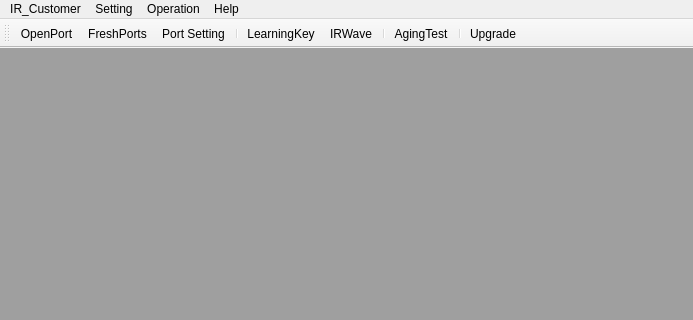
Old version of the form mainwindow.ui in the repository barrycool/IRC_tool; both pictures show x 0 to 693 and y 0 to 320 of the 693 by 535 pixel window.
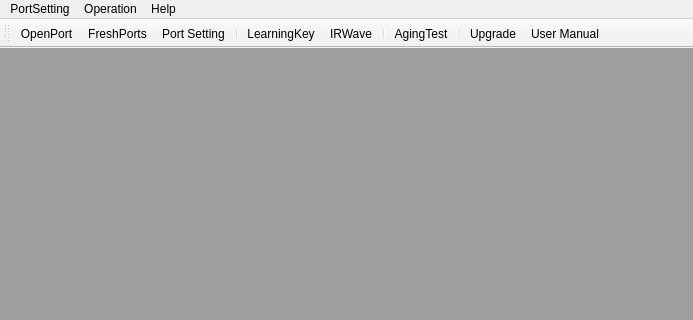
New version of the form. The open tabs and pages were chosen to show the change. Icons and pictures are not drawn.

The edit to the form file:
```diff
--- a/mainwindow.ui
+++ b/mainwindow.ui
@@ -2402,18 +2402,9 @@
      <height>23</height>
     </rect>
    </property>
-   <widget class="QMenu" name="menuIR_Customer">
-    <property name="title">
-     <string>IR_Customer</string>
-    </property>
-    <addaction name="actionSony"/>
-    <addaction name="actionSamsung"/>
-    <addaction name="actionLG"/>
-    <addaction name="actionLoadKeyMap"/>
-   </widget>
    <widget class="QMenu" name="menuSetting">
     <property name="title">
-     <string>Setting</string>
+     <string>PortSetting</string>
     </property>
     <addaction name="actionOpenUart"/>
     <addaction name="actionFresh"/>
@@ -2434,7 +2425,6 @@
     <addaction name="actionAgingTest"/>
     <addaction name="actionIRWave"/>
    </widget>
-   <addaction name="menuIR_Customer"/>
    <addaction name="menuSetting"/>
    <addaction name="menuOperation"/>
    <addaction name="menuHelp"/>
@@ -2456,6 +2446,7 @@
    <addaction name="actionAgingTest"/>
    <addaction name="separator"/>
    <addaction name="actionUpgrade"/>
+   <addaction name="actionUser_Manual"/>
   </widget>
   <widget class="QStatusBar" name="statusBar"/>
   <action name="actionSony">
@@ -2554,6 +2545,15 @@
     <string>IRWave</string>
    </property>
   </action>
+  <action name="actionUser_Manual">
+   <property name="icon">
+    <iconset resource="resource.qrc">
+     <normaloff>:/new/icon/resource-icon/timg.jpg</normaloff>:/new/icon/resource-icon/timg.jpg</iconset>
+   </property>
+   <property name="text">
+    <string>User Manual</string>
+   </property>
+  </action>
  </widget>
  <layoutdefault spacing="6" margin="11"/>
  <resources>
```
Left out of the diff: 158 changed lines with no effect on the pictures.
